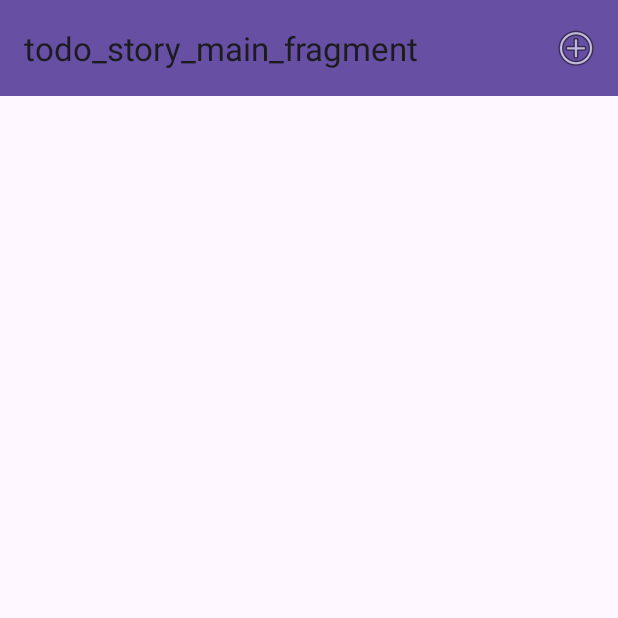
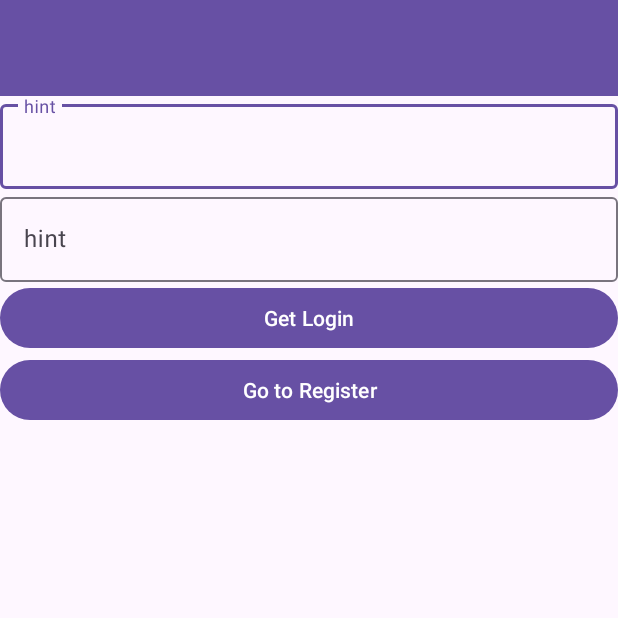
Before and after one commit to jiheon0212/TripLounge, an Android app: the screen it shows after launch (MainActivity), on a phone screen of 412 x 824 dp, the top half of it. Run offline under Robolectric (Android 15) with nearby library versions, the phone set to English and light mode, and no system bars; our stand-ins replace Firebase (no records; nobody signed in at launch, a user with empty details on screens opened directly).

Commit message:
Auth Login need Modify_1

```diff
--- a/app/build.gradle
+++ b/app/build.gradle
@@ -40,6 +40,8 @@ android {
 
 dependencies {
 
+    implementation 'com.google.android.gms:play-services-auth:20.6.0'
+    implementation 'com.google.firebase:firebase-auth-ktx:22.1.0'
     annotationProcessor 'com.github.bumptech.glide:compiler:4.15.1'
     implementation 'com.github.bumptech.glide:glide:4.15.1'
     implementation 'com.google.firebase:firebase-storage:20.2.1'
--- a/app/src/main/java/com/myproject/triplounge/MainActivity.kt
+++ b/app/src/main/java/com/myproject/triplounge/MainActivity.kt
@@ -19,6 +19,8 @@ class MainActivity : AppCompatActivity() {
 
     lateinit var activityMainBinding: ActivityMainBinding
     companion object{
+        val USER_LOGIN_FRAGMENT = "UserLoginFragment"
+        val USER_REGISTER_FRAGMENT = "UserRegisterFragment"
         val STORY_MAIN_FRAGMENT = "StoryMainFragment"
         val STORY_ADD_FRAGMENT = "StoryAddFragment"
         val STORY_RESULT_FRAGMENT = "StoryResultFragment"
@@ -36,7 +38,7 @@ class MainActivity : AppCompatActivity() {
         requestPermissions(permissionList, 0)
 
         activityMainBinding.run {
-
+            replaceFragment(USER_LOGIN_FRAGMENT, false)
         }
 
         setContentView(activityMainBinding.root)
@@ -48,6 +50,8 @@ class MainActivity : AppCompatActivity() {
             STORY_MAIN_FRAGMENT -> StoryMainFragment()
             STORY_ADD_FRAGMENT -> StoryAddFragment()
             STORY_RESULT_FRAGMENT -> StoryResultFragment()
+            USER_LOGIN_FRAGMENT -> UserLoginFragment()
+            USER_REGISTER_FRAGMENT -> UserRegisterFragment()
 
             else -> Fragment()
         }
--- a/app/src/main/java/com/myproject/triplounge/StoryMainFragment.kt
+++ b/app/src/main/java/com/myproject/triplounge/StoryMainFragment.kt
@@ -18,6 +18,8 @@ import com.myproject.triplounge.databinding.StoryMainRowBinding
 import com.myproject.triplounge.repository.StoryRepository
 
 class StoryMainFragment : Fragment() {
+
+    // todo : 사용자 uid별로 게시물에 저장하여 내 게시물 페이지에서 자신이 작성한 게시물을 볼 수 있도록 설정해주기
 
     lateinit var fragmentStoryMainBinding: FragmentStoryMainBinding
     lateinit var mainActivity: MainActivity
--- a/app/src/main/java/com/myproject/triplounge/UserLoginFragment.kt
+++ b/app/src/main/java/com/myproject/triplounge/UserLoginFragment.kt
@@ -5,13 +5,47 @@ import androidx.fragment.app.Fragment
 import android.view.LayoutInflater
 import android.view.View
 import android.view.ViewGroup
+import com.google.android.material.snackbar.Snackbar
+import com.myproject.triplounge.databinding.FragmentUserLoginBinding
+import com.myproject.triplounge.repository.UserRepository
 
 class UserLoginFragment : Fragment() {
+
+    // todo : logout 버튼 만들기, uid를 auth로부터 받아와서 사용자 이름 처리하기
+    lateinit var fragmentUserLoginBinding: FragmentUserLoginBinding
+    lateinit var mainActivity: MainActivity
+
     override fun onCreateView(
         inflater: LayoutInflater, container: ViewGroup?,
         savedInstanceState: Bundle?
     ): View? {
-        // Inflate the layout for this fragment
-        return inflater.inflate(R.layout.fragment_user_login, container, false)
+
+        fragmentUserLoginBinding = FragmentUserLoginBinding.inflate(layoutInflater)
+        mainActivity = activity as MainActivity
+
+        fragmentUserLoginBinding.run {
+
+            btnUserLogin.setOnClickListener {
+
+                val id = tiedtUserLoginId.text.toString()
+                val pw = tiedtUserLoginPw.text.toString()
+
+                UserRepository.loginUser(id, pw){
+
+                    if (it.isSuccessful) {
+                        mainActivity.replaceFragment(MainActivity.STORY_MAIN_FRAGMENT, false)
+                        Snackbar.make(fragmentUserLoginBinding.root, "Login Success", Snackbar.LENGTH_SHORT).show()
+                    }
+                    else {
+                        Snackbar.make(fragmentUserLoginBinding.root, "Login Failed", Snackbar.LENGTH_SHORT).show()
+                    }
+                }
+            }
+            btnUserLoginRegister.setOnClickListener {
+                mainActivity.replaceFragment(MainActivity.USER_REGISTER_FRAGMENT, true)
+            }
+        }
+
+        return fragmentUserLoginBinding.root
     }
 }
--- a/app/src/main/res/layout/activity_main.xml
+++ b/app/src/main/res/layout/activity_main.xml
@@ -9,7 +9,6 @@
 
     <androidx.fragment.app.FragmentContainerView
         android:id="@+id/fcvMain"
-        android:name="com.myproject.triplounge.StoryMainFragment"
         android:layout_width="match_parent"
         android:layout_height="match_parent" />
 </LinearLayout>
--- a/app/src/main/res/layout/fragment_user_login.xml
+++ b/app/src/main/res/layout/fragment_user_login.xml
@@ -43,5 +43,11 @@
         android:id="@+id/btnUserLogin"
         android:layout_width="match_parent"
         android:layout_height="wrap_content"
-        android:text="Button" />
+        android:text="Get Login" />
+
+    <Button
+        android:id="@+id/btnUserLoginRegister"
+        android:layout_width="match_parent"
+        android:layout_height="wrap_content"
+        android:text="Go to Register" />
 </LinearLayout>
--- a/build.gradle
+++ b/build.gradle
@@ -1,4 +1,8 @@
-// Top-level build file where you can add configuration options common to all sub-projects/modules.
+buildscript {
+    dependencies {
+        classpath 'com.google.gms:google-services:4.3.14'
+    }
+}// Top-level build file where you can add configuration options common to all sub-projects/modules.
 plugins {
     id 'com.android.application' version '8.0.2' apply false
     id 'com.android.library' version '8.0.2' apply false
```
Also changed, not shown: app/src/main/java/com/myproject/triplounge/UserRegisterFragment.kt (+34 -2 lines), app/src/main/java/com/myproject/triplounge/repository/UserRepository.kt (added, +22 -0 lines), app/src/main/res/layout/fragment_user_register.xml (+51 -7 lines).
